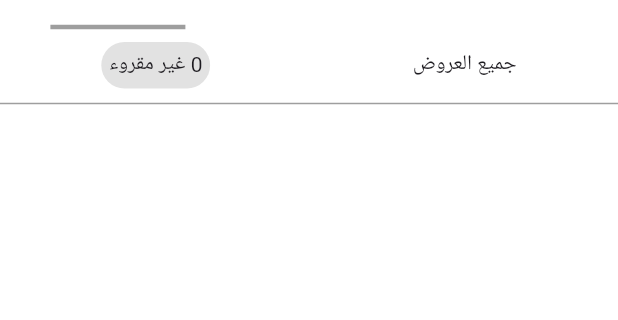
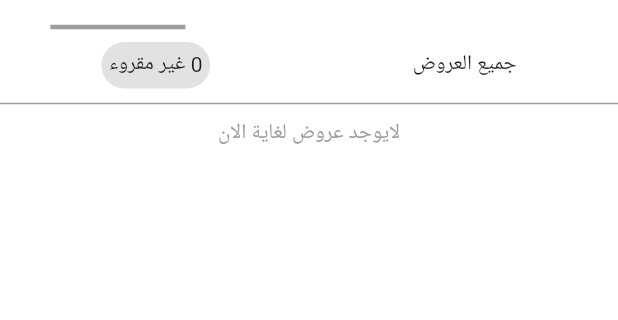
Before and after one commit to owiszaidan4-del/mechanic_service, a Flutter app: the Notifacation screen opened directly, after a tap on "تنبيهات", after a tap on "عروض", on a phone screen of 412 x 824 dp, the part 117-437 px from its top. Run offline on Flutter 3.47's test engine with Material 3 defaults, Android fonts, the phone set to English and light mode, and no system bars; our stand-ins replace bloc, cached_network_image, cloud_firestore, dio, dotted_border, firebase_auth and 9 more; accounts and stored records are empty.

Commit message:
endded to notifcation

```diff
--- a/lib/cubits/SignIn_Regester/cubitManageOrdersState.dart
+++ b/lib/cubits/SignIn_Regester/cubitManageOrdersState.dart
@@ -114,8 +114,8 @@ class Cubitmanageordersstate extends Cubit<Statemanageordersstate> {
               double distance = Geolocator.distanceBetween(
                 data["lat"],
                 data["lng"],
-                31.8339559,
-                35.9461437,
+                lat,
+                lng,
               );
               List<double> lngLatMech = [data["lng"], data["lat"]];
               List<double> lngLatDriver = [lng, lat];
--- a/lib/service/ModelNotifcions.dart
+++ b/lib/service/ModelNotifcions.dart
@@ -4,6 +4,7 @@ class Modelnotifcions {
   final String title;
   final String targetUserId;
   final String type;
+  final bool isRead;
 
   final String body;
   final Timestamp createdAt;
@@ -12,6 +13,7 @@ class Modelnotifcions {
     required this.targetUserId,
     required this.title,
     required this.type,
+    required this.isRead,
 
     required this.createdAt,
   });
@@ -21,7 +23,7 @@ class Modelnotifcions {
       targetUserId: json["targetUserId"],
       title: json["title"],
       type: json["type"],
-
+      isRead: json["isRead"],
       createdAt: json["createdAt"],
     );
   }
--- a/lib/views/notification/AllNotifecation.dart
+++ b/lib/views/notification/AllNotifecation.dart
@@ -1,3 +1,5 @@
+import 'dart:developer';
+
 import 'package:car_serves/constant.dart';
 import 'package:car_serves/service/ModelNotifcions.dart';
 import 'package:car_serves/widget/notifecation/Notification_ListOf_Messages.dart';
@@ -20,14 +22,7 @@ class _AllnotifecationState extends State<Allnotifecation> {
 
   @override
   Widget build(BuildContext context) {
-    return Column(
-      children: [
-        Notification_NumAndType_Notification(
-          txtType: "جميع الرسائل",
-          numOfMessage: "0 غير مقروء",
-        ),
-        const Divider(color: Colors.grey, height: 20, thickness: 1),
-        StreamBuilder(
+    return StreamBuilder(
       stream: noticStream,
       builder: (context, AsyncSnapshot<QuerySnapshot> snapshot) {
         if (snapshot.hasError) {
@@ -37,33 +32,52 @@ class _AllnotifecationState extends State<Allnotifecation> {
         if (snapshot.connectionState == ConnectionState.waiting) {
           return Text("Loading");
         }
-            if (!snapshot.hasData) {
-              return Text(
+
+        if (!snapshot.hasData || snapshot.data!.docs.isEmpty) {
+          return Column(
+            children: [
+              Notification_NumAndType_Notification(
+                txtType: "جميع الرسائل",
+                numOfMessage: "0 غير مقروء",
+              ),
+              const Divider(color: Colors.grey, height: 20, thickness: 1),
+              Text(
                 "لايوجد رسائل لغاية الان",
                 style: TextStyle(color: Colors.grey),
+              ),
+            ],
           );
         }
-            final notics = snapshot.data!.docs;
+
         List<Modelnotifcions> modelNotics = [];
-            for (var element in notics) {
-              modelNotics.add(Modelnotifcions.fromJson(element));
-            }
-            return Notification_ListOf_Messages(
+
+        final docs = snapshot.data!.docs;
+
+        final unreadCount = docs.where((doc) {
+          modelNotics.add(Modelnotifcions.fromJson(doc));
+          return doc['isRead'] == false;
+        }).length;
+        log(unreadCount.toString());
+
+        return Column(
+          children: [
+            Notification_NumAndType_Notification(
+              txtType: "جميع الرسائل",
+              numOfMessage: "$unreadCount غير مقروء",
+            ),
+            const Divider(color: Colors.grey, height: 20, thickness: 1),
+            Notification_ListOf_Messages(
               itemCount: modelNotics.length,
               itemBuilder: (context, index) {
-                if (modelNotics.isNotEmpty) {
-                  return notifcionsDesin(modelNotics: modelNotics[index]);
-                } else {
-                  return Text(
-                    "لايوجد رسائل لغاية الان",
-                    style: TextStyle(color: Colors.grey),
-                  );
-                }
-              },
+                return notifcionsDesin(
+                  modelNotics: modelNotics[index],
+                  idDoc: snapshot.data!.docs[index].id,
                 );
               },
             ),
           ],
         );
+      },
+    );
   }
 }
--- a/lib/views/notification/Offers.dart
+++ b/lib/views/notification/Offers.dart
@@ -1,10 +1,41 @@
+import 'dart:developer';
+
+import 'package:car_serves/constant.dart';
+import 'package:car_serves/service/ModelNotifcions.dart';
 import 'package:car_serves/widget/notifecation/Notification_ListOf_Messages.dart';
 import 'package:car_serves/widget/notifecation/Notification_NumAndType_Notification.dart';
+import 'package:car_serves/widget/notifecation/notifcionsDesin.dart';
+import 'package:cloud_firestore/cloud_firestore.dart';
 import 'package:flutter/material.dart';
 
-class Offers extends StatelessWidget {
+class Offers extends StatefulWidget {
+  @override
+  State<Offers> createState() => _OffersState();
+}
+
+class _OffersState extends State<Offers> {
+  final Stream<QuerySnapshot> noticStream = FirebaseFirestore.instance
+      .collection('notifications')
+      .where("type", isEqualTo: "offers")
+      .where("targetUserId", isEqualTo: currentUser)
+      .orderBy("createdAt")
+      .snapshots();
+
   @override
   Widget build(BuildContext context) {
+    return StreamBuilder(
+      stream: noticStream,
+      builder: (context, AsyncSnapshot<QuerySnapshot> snapshot) {
+        if (snapshot.hasError) {
+          log(snapshot.error.toString());
+          return Text('Something went wrong');
+        }
+
+        if (snapshot.connectionState == ConnectionState.waiting) {
+          return Text("Loading");
+        }
+
+        if (!snapshot.hasData || snapshot.data!.docs.isEmpty) {
           return Column(
             children: [
               Notification_NumAndType_Notification(
@@ -12,22 +43,41 @@ class Offers extends StatelessWidget {
                 numOfMessage: "0 غير مقروء",
               ),
               const Divider(color: Colors.grey, height: 20, thickness: 1),
-        Notification_ListOf_Messages(
-          itemCount: 0,
-          itemBuilder: (context, index) {
-            List l = [];
-            if (l.isNotEmpty) {
-              return Container();
-            } else {
-              return Text(
+              Text(
                 "لايوجد عروض لغاية الان",
                 style: TextStyle(color: Colors.grey),
+              ),
+            ],
           );
         }
+
+        List<Modelnotifcions> modelNotics = [];
+        final docs = snapshot.data!.docs;
+
+        final unreadCount = docs.where((doc) {
+          modelNotics.add(Modelnotifcions.fromJson(doc));
+          return doc['isRead'] == false;
+        }).length;
+
+        return Column(
+          children: [
+            Notification_NumAndType_Notification(
+              txtType: "جميع العروض",
+              numOfMessage: "$unreadCount غير مقروء",
+            ),
+            const Divider(color: Colors.grey, height: 20, thickness: 1),
+            Notification_ListOf_Messages(
+              itemCount: modelNotics.length,
+              itemBuilder: (context, index) {
+                return notifcionsDesin(
+                  modelNotics: modelNotics[index],
+                  idDoc: snapshot.data!.docs[index].id,
+                );
               },
             ),
           ],
         );
-    ;
+      },
+    );
   }
 }
--- a/lib/views/notification/worring.dart
+++ b/lib/views/notification/worring.dart
@@ -1,10 +1,41 @@
+import 'dart:developer';
+
+import 'package:car_serves/constant.dart';
+import 'package:car_serves/service/ModelNotifcions.dart';
 import 'package:car_serves/widget/notifecation/Notification_ListOf_Messages.dart';
 import 'package:car_serves/widget/notifecation/Notification_NumAndType_Notification.dart';
+import 'package:car_serves/widget/notifecation/notifcionsDesin.dart';
+import 'package:cloud_firestore/cloud_firestore.dart';
 import 'package:flutter/material.dart';
 
-class Worring extends StatelessWidget {
+class Worring extends StatefulWidget {
+  @override
+  State<Worring> createState() => _WorringState();
+}
+
+class _WorringState extends State<Worring> {
+  final Stream<QuerySnapshot> noticStream = FirebaseFirestore.instance
+      .collection('notifications')
+      .where("type", isEqualTo: "worring")
+      .where("targetUserId", isEqualTo: currentUser)
+      .orderBy("createdAt")
+      .snapshots();
+
   @override
   Widget build(BuildContext context) {
+    return StreamBuilder(
+      stream: noticStream,
+      builder: (context, AsyncSnapshot<QuerySnapshot> snapshot) {
+        if (snapshot.hasError) {
+          log(snapshot.error.toString());
+          return Text('Something went wrong');
+        }
+
+        if (snapshot.connectionState == ConnectionState.waiting) {
+          return Text("Loading");
+        }
+
+        if (!snapshot.hasData || snapshot.data!.docs.isEmpty) {
           return Column(
             children: [
               Notification_NumAndType_Notification(
@@ -12,21 +43,41 @@ class Worring extends StatelessWidget {
                 numOfMessage: "0 غير مقروء",
               ),
               const Divider(color: Colors.grey, height: 20, thickness: 1),
-        Notification_ListOf_Messages(
-          itemCount: 0,
-          itemBuilder: (context, index) {
-            List l = [];
-            if (l.isNotEmpty) {
-              return Container();
-            } else {
-              return Text(
+              Text(
                 "لايوجد تحذيرات لغاية الان",
                 style: TextStyle(color: Colors.grey),
+              ),
+            ],
           );
         }
+
+        List<Modelnotifcions> modelNotics = [];
+        final docs = snapshot.data!.docs;
+
+        final unreadCount = docs.where((doc) {
+          modelNotics.add(Modelnotifcions.fromJson(doc));
+          return doc['isRead'] == false;
+        }).length;
+
+        return Column(
+          children: [
+            Notification_NumAndType_Notification(
+              txtType: "جميع التحذيرات",
+              numOfMessage: "$unreadCount غير مقروء",
+            ),
+            const Divider(color: Colors.grey, height: 20, thickness: 1),
+            Notification_ListOf_Messages(
+              itemCount: modelNotics.length,
+              itemBuilder: (context, index) {
+                return notifcionsDesin(
+                  modelNotics: modelNotics[index],
+                  idDoc: snapshot.data!.docs[index].id,
+                );
               },
             ),
           ],
         );
+      },
+    );
   }
 }
--- a/lib/widget/notifecation/Notification_ListOf_Messages.dart
+++ b/lib/widget/notifecation/Notification_ListOf_Messages.dart
@@ -11,8 +11,9 @@ class Notification_ListOf_Messages extends StatelessWidget {
   @override
   Widget build(BuildContext context) {
     return SizedBox(
-      height: MediaQuery.of(context).size.height * 0.5,
+      height: MediaQuery.of(context).size.height * 0.72,
       child: ListView.builder(
+        reverse: true,
         itemCount: itemCount,
         padding: EdgeInsets.all(8),
         itemBuilder: itemBuilder,
--- a/lib/widget/notifecation/notifcionsDesin.dart
+++ b/lib/widget/notifecation/notifcionsDesin.dart
@@ -1,18 +1,41 @@
 import 'package:car_serves/constant.dart';
 import 'package:car_serves/service/ModelNotifcions.dart';
+import 'package:car_serves/widget/notifecation/noticView.dart';
+import 'package:cloud_firestore/cloud_firestore.dart';
+import 'package:firebase_core/firebase_core.dart';
 import 'package:flutter/material.dart';
 import 'package:intl/intl.dart';
 
 class notifcionsDesin extends StatelessWidget {
-  const notifcionsDesin({super.key, required this.modelNotics});
+  const notifcionsDesin({
+    super.key,
+    required this.modelNotics,
+    required this.idDoc,
+  });
 
   final Modelnotifcions modelNotics;
-
+  final String idDoc;
   @override
   Widget build(BuildContext context) {
     DateTime dateTime = modelNotics.createdAt.toDate();
     final createdAt = DateFormat('yyyy-mm-dd').format(dateTime).toString();
-    return Container(
+    return GestureDetector(
+      onTap: () async {
+        //go to the notic
+        //
+        Navigator.push(
+          context,
+          MaterialPageRoute(
+            builder: (context) => NoticView(modelnotifcions: modelNotics),
+          ),
+        );
+        //
+        await FirebaseFirestore.instance
+            .collection("notifications")
+            .doc(idDoc)
+            .update({"isRead": true});
+      },
+      child: Container(
         margin: EdgeInsets.only(bottom: 8),
         height: MediaQuery.of(context).size.height * 0.13,
         child: Row(
@@ -20,7 +43,9 @@ class notifcionsDesin extends StatelessWidget {
           children: [
             Container(
               decoration: BoxDecoration(
-              gradient: LinearGradient(colors: colors),
+                gradient: modelNotics.isRead
+                    ? null
+                    : LinearGradient(colors: colors),
                 borderRadius: BorderRadius.circular(8),
               ),
               width: 3,
@@ -32,6 +57,7 @@ class notifcionsDesin extends StatelessWidget {
               ],
             ),
           ],
+        ),
       ),
     );
   }
@@ -77,11 +103,14 @@ class titleNotic extends StatelessWidget {
       child: Row(
         mainAxisAlignment: MainAxisAlignment.spaceBetween,
         children: [
-          Text(
+          SizedBox(
+            width: MediaQuery.of(context).size.width * 0.4,
+            child: Text(
               modelNotics.title,
               overflow: TextOverflow.ellipsis,
               maxLines: 1,
               style: TextStyle(fontWeight: FontWeight.bold, fontSize: 10),
+            ),
           ),
           Text(
             createdAt,
```
Also changed, not shown: lib/widget/notifecation/noticView.dart (added, +56 -0 lines). Lines whose indentation alone changed are shown as unchanged.
